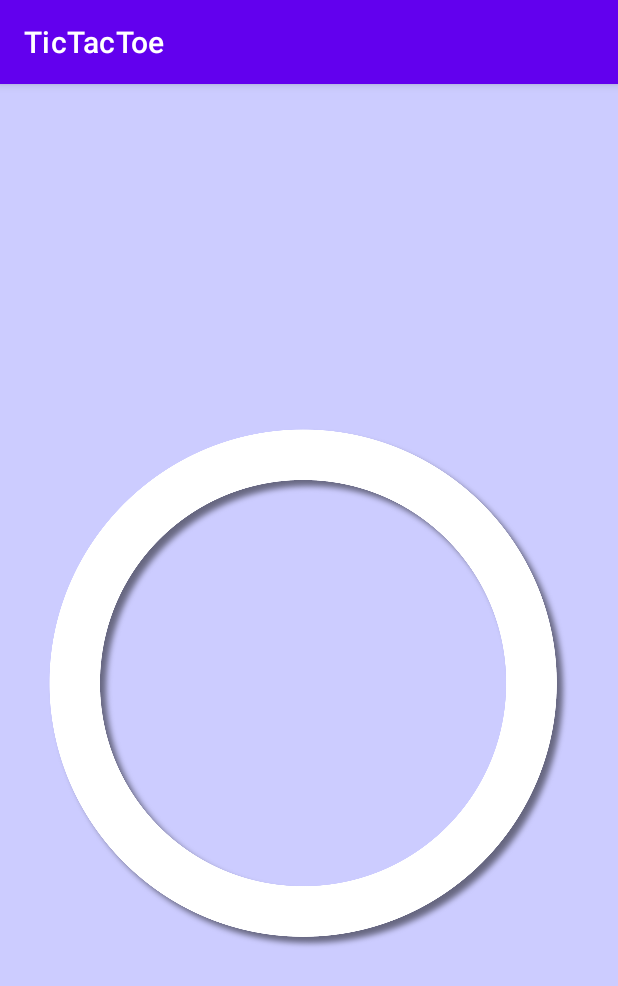
After one commit to YoafOvershoes/tictactoe-android, an Android app: the fragment IntroFragment shown on its own in the app's theme, on a phone screen of 412 x 824 dp. The commit adds this screen. Shown: the top 986 px of the screen. Run offline under Robolectric (Android 15) with nearby library versions, the phone set to English and light mode, and no system bars; 9 statements that could not run were skipped.

Commit message:
initial intro

```diff
--- /dev/null
+++ b/TicTacToe/app/src/main/java/com/example/tictactoe/IntroFragment.java
@@ -0,0 +1,89 @@
+package com.example.tictactoe;
+
+import android.content.Context;
+import android.os.Bundle;
+import android.util.Log;
+import android.view.LayoutInflater;
+import android.view.View;
+import android.view.ViewGroup;
+import android.widget.ImageView;
+import android.widget.TextView;
+
+import androidx.annotation.Nullable;
+import androidx.fragment.app.Fragment;
+
+public class IntroFragment extends Fragment {
+//
+    private static final String TAG = IntroFragment.class.getName();
+    private Data data;
+    private int position;
+
+    public static IntroFragment newInstance(Data data, int position) {
+        IntroFragment frag = new IntroFragment();
+        Bundle b = new Bundle();
+        b.putSerializable("data", data);
+        b.putInt("position", position);
+        frag.setArguments(b);
+        return frag;
+    }
+
+    @Override
+    public void onCreate(Bundle savedInstanceState) {
+        super.onCreate(savedInstanceState);
+
+        data = (Data) getArguments().getSerializable("data");
+        position = getArguments().getInt("position");
+
+        Log.d(TAG, "onCreate" + data.getText());
+    }
+
+    @Override
+    public View onCreateView(LayoutInflater inflater, ViewGroup container, Bundle savedInstanceState) {
+        Log.d(TAG, "onCreateView" + data.getText());
+
+        View view = getActivity().getLayoutInflater().inflate(R.layout.fragment_intro, container, false);
+        view.setTag(position);
+        return view;
+    }
+
+    @Override
+    public void onViewCreated(View view, Bundle savedInstanceState) {
+        super.onViewCreated(view, savedInstanceState);
+
+        Log.d(TAG, "onViewCreated" + data.getText());
+
+        ImageView tv = view.findViewById(R.id.tv);
+        tv.setImageResource(data.getImg());
+
+        TextView description = view.findViewById(R.id.description);
+        description.setText(data.getText());
+    }
+
+    @Override
+    public void onActivityCreated(@Nullable Bundle savedInstanceState) {
+        super.onActivityCreated(savedInstanceState);
+
+        Log.d(TAG, "onActivityCreated" + data.getText());
+    }
+
+    @Override
+    public void onAttach(Context context) {
+        super.onAttach(context);
+
+        Log.d(TAG, "onAttach");
+    }
+
+    @Override
+    public void onDetach() {
+        super.onDetach();
+
+        Log.d(TAG, "onDetach" + data.getText());
+    }
+
+    @Override
+    public void onPause() {
+        super.onPause();
+
+        Log.d(TAG, "onPause" + data.getText());
+    }
+}
--- /dev/null
+++ b/TicTacToe/app/src/main/res/layout/fragment_intro.xml
@@ -0,0 +1,48 @@
+<?xml version="1.0" encoding="utf-8"?>
+<androidx.constraintlayout.widget.ConstraintLayout xmlns:android="http://schemas.android.com/apk/res/android"
+    xmlns:app="http://schemas.android.com/apk/res-auto"
+    android:id="@+id/intro_background"
+    android:layout_width="match_parent"
+    android:layout_height="match_parent"
+    android:background="@color/light_purple">
+
+    <ImageView
+        android:id="@+id/tv"
+        android:layout_width="0dp"
+        android:layout_height="wrap_content"
+        android:layout_centerInParent="true"
+        android:layout_gravity="center"
+        android:layout_marginBottom="24dp"
+        android:layout_marginEnd="32dp"
+        android:layout_marginLeft="32dp"
+        android:layout_marginRight="32dp"
+        android:layout_marginStart="32dp"
+        android:layout_marginTop="24dp"
+        android:src="@drawable/circle"
+        app:layout_constraintBottom_toBottomOf="parent"
+        app:layout_constraintEnd_toEndOf="parent"
+        app:layout_constraintStart_toStartOf="parent"
+        app:layout_constraintTop_toTopOf="parent"
+        app:layout_constraintVertical_bias="0.100000024" />
+
+    <TextView
+        android:id="@+id/description"
+        android:layout_width="0dp"
+        android:layout_height="wrap_content"
+        android:layout_alignTop="@id/tv"
+        android:layout_centerHorizontal="true"
+        android:layout_marginEnd="8dp"
+        android:layout_marginLeft="8dp"
+        android:layout_marginRight="8dp"
+        android:layout_marginStart="8dp"
+        android:layout_marginTop="8dp"
+        android:paddingTop="10dp"
+        android:text="@string/introDescription1"
+        android:textColor="@android:color/white"
+        android:textSize="24sp"
+        android:gravity="center_horizontal"
+        app:layout_constraintEnd_toEndOf="parent"
+        app:layout_constraintStart_toStartOf="parent"
+        app:layout_constraintTop_toBottomOf="@+id/tv" />
+
+</androidx.constraintlayout.widget.ConstraintLayout>
--- a/TicTacToe/app/src/main/res/values/strings.xml
+++ b/TicTacToe/app/src/main/res/values/strings.xml
@@ -5,4 +5,7 @@
     <string name="tutorial_button_text">TUTORIAL</string>
     <string name="player_1">Player 1</string>
     <string name="player_2">Player 2</string>
+    <string name="finishedIntro">Finish</string>
+    <string name="skip">Skip</string>
+    <string name="introDescription1">Welcome</string>
 </resources>
```
Also changed, not shown: TicTacToe/app/src/main/AndroidManifest.xml (+9 -5 lines), TicTacToe/app/src/main/java/com/example/tictactoe/Data.java (added, +21 -0 lines), TicTacToe/app/src/main/java/com/example/tictactoe/IntroActivity.java (added, +80 -0 lines), TicTacToe/app/src/main/java/com/example/tictactoe/IntroAdapter.java (added, +27 -0 lines), TicTacToe/app/src/main/res/drawable/default_dot.xml (added, +15 -0 lines), TicTacToe/app/src/main/res/drawable/selected_dot.xml (added, +13 -0 lines), TicTacToe/app/src/main/res/drawable/tab_selector.xml (added, +7 -0 lines), TicTacToe/app/src/main/res/layout/activity_intro.xml (added, +39 -0 lines), TicTacToe/app/src/main/res/font/Roboto-Regular.ttf (added).
